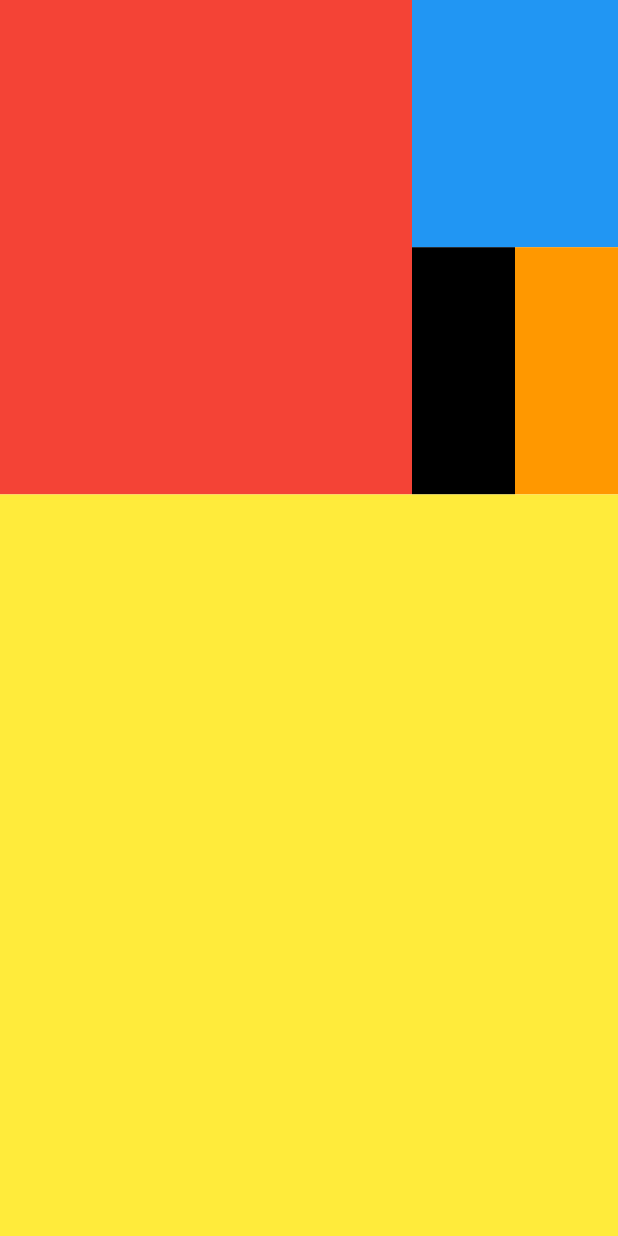
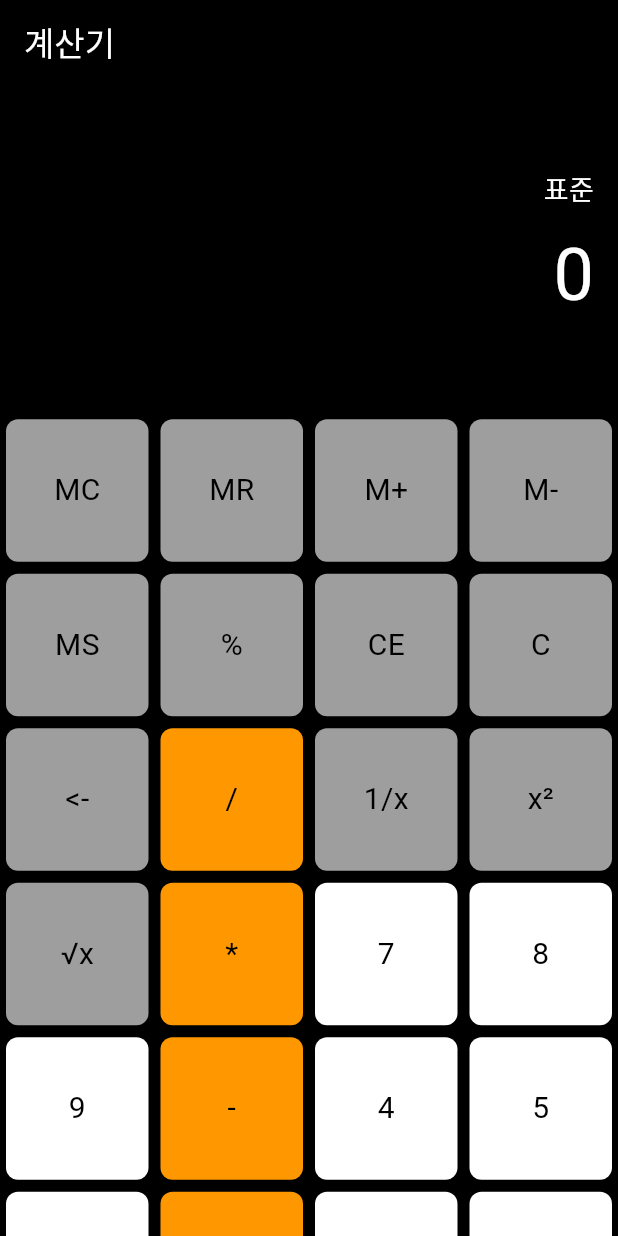
Before and after one commit to suhokym/TIL, a Flutter app: the screen it shows after launch, on a phone screen of 412 x 824 dp. Run offline on Flutter 3.47's test engine with Material 3 defaults, Android fonts, the phone set to English and light mode, and no system bars.

Commit message:
화면 구현1

```diff
--- a/lib/main.dart
+++ b/lib/main.dart
@@ -8,56 +8,122 @@ class MyApp extends StatelessWidget {
   @override
   Widget build(BuildContext context) {
     return MaterialApp(
-      home: Scaffold(
-        body: Center(
-          child: Column(
+      home: CalculatorScreen(),
+    );
+  }
+}
+
+class CalculatorScreen extends StatelessWidget {
+  @override
+  Widget build(BuildContext context) {
+    return Scaffold(
+      backgroundColor: Colors.black,
+      appBar: AppBar(
+        title: Text(
+          '계산기',
+          style: TextStyle(color: Colors.white),
+        ),
+        backgroundColor: Colors.black,
+        elevation: 0,
+      ),
+      body: Column(
         children: [
-              // 상단 영역
+          // 상단 표시 영역
           Expanded(
             flex: 2,
-                child: Row(
+            child: Container(
+              padding: EdgeInsets.all(16),
+              alignment: Alignment.bottomRight,
+              child: Column(
+                crossAxisAlignment: CrossAxisAlignment.end,
+                mainAxisAlignment: MainAxisAlignment.center,
                 children: [
-                    // 빨간색 박스
-                    Expanded(
-                      flex: 2,
-                      child: Container(color: Colors.red),
+                  Text(
+                    "표준",
+                    style: TextStyle(color: Colors.white, fontSize: 18),
                   ),
-                    // 파란색, 검정색, 주황색 박스를 포함하는 Column
-                    Expanded(
-                      flex: 1,
-                      child: Column(
-                        children: [
-                          Expanded(
-                            flex: 1,
-                            child: Container(color: Colors.blue),
-                          ),
-                          Expanded(
-                            flex: 1,
-                            child: Row(
-                              children: [
-                                Expanded(
-                                  flex: 1,
-                                  child: Container(color: Colors.black),
-                                ),
-                                Expanded(
-                                  flex: 1,
-                                  child: Container(color: Colors.orange),
+                  SizedBox(height: 10),
+                  Text(
+                    "0",
+                    style: TextStyle(color: Colors.white, fontSize: 48),
                   ),
                 ],
               ),
             ),
-                        ],
+          ),
+          // 버튼 영역
+          Expanded(
+            flex: 5,
+            child: GridView.builder(
+              gridDelegate:
+              SliverGridDelegateWithFixedCrossAxisCount(crossAxisCount: 4),
+              itemCount: buttons.length,
+              itemBuilder: (context, index) {
+                final button = buttons[index];
+                return CalculatorButton(
+                  text: button['text'],
+                  color: button['color'],
+                );
+              },
             ),
           ),
         ],
       ),
+    );
+  }
+}
+
+// 버튼 데이터
+final List<Map<String, dynamic>> buttons = [
+  {'text': 'MC', 'color': Colors.grey},
+  {'text': 'MR', 'color': Colors.grey},
+  {'text': 'M+', 'color': Colors.grey},
+  {'text': 'M-', 'color': Colors.grey},
+  {'text': 'MS', 'color': Colors.grey},
+  {'text': '%', 'color': Colors.grey},
+  {'text': 'CE', 'color': Colors.grey},
+  {'text': 'C', 'color': Colors.grey},
+  {'text': '<-', 'color': Colors.grey},
+  {'text': '/', 'color': Colors.orange},
+  {'text': '1/x', 'color': Colors.grey},
+  {'text': 'x²', 'color': Colors.grey},
+  {'text': '√x', 'color': Colors.grey},
+  {'text': '*', 'color': Colors.orange},
+  {'text': '7', 'color': Colors.white},
+  {'text': '8', 'color': Colors.white},
+  {'text': '9', 'color': Colors.white},
+  {'text': '-', 'color': Colors.orange},
+  {'text': '4', 'color': Colors.white},
+  {'text': '5', 'color': Colors.white},
+  {'text': '6', 'color': Colors.white},
+  {'text': '+', 'color': Colors.orange},
+  {'text': '1', 'color': Colors.white},
+  {'text': '2', 'color': Colors.white},
+  {'text': '3', 'color': Colors.white},
+  {'text': '=', 'color': Colors.blueAccent},
+];
+
+// 계산기 버튼 위젯
+class CalculatorButton extends StatelessWidget {
+  final String text;
+  final Color color;
+
+  CalculatorButton({required this.text, required this.color});
+
+  @override
+  Widget build(BuildContext context) {
+    return Container(
+      margin: EdgeInsets.all(4),
+      decoration: BoxDecoration(
+        color: color,
+        borderRadius: BorderRadius.circular(8),
       ),
-              // 하단 노란색 박스
-              Expanded(
-                flex: 3,
-                child: Container(color: Colors.yellow),
-              ),
-            ],
+      child: Center(
+        child: Text(
+          text,
+          style: TextStyle(
+            color: text == '=' ? Colors.white : Colors.black,
+            fontSize: text == '=' ? 24 : 20, // 수정된 부분
           ),
         ),
       ),
```
Lines whose indentation alone changed are shown as unchanged.
